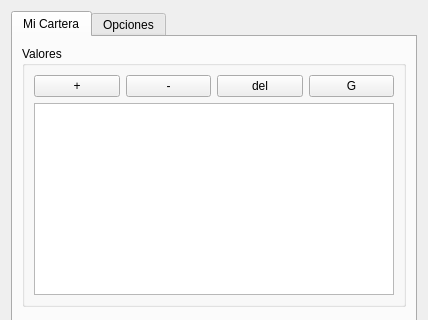
This is forms/masterwallet.ui in Aulla/bolsamania as Qt 5 draws it before an edit; both pictures show x 0 to 428 and y 0 to 320 of the 428 by 553 pixel window. The edited form follows.
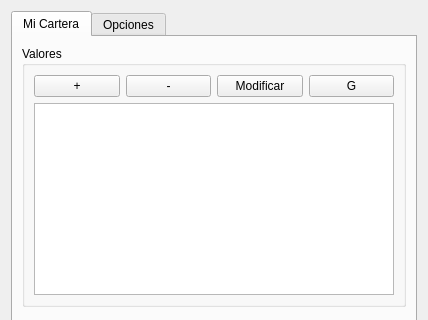
This is the edited form.

What changed in the file:
```diff
--- a/forms/masterwallet.ui
+++ b/forms/masterwallet.ui
@@ -51,7 +51,7 @@
               <item>
                <widget class="QPushButton" name="pbMod">
                 <property name="text">
-                 <string>del</string>
+                 <string>Modificar</string>
                 </property>
                </widget>
               </item>
```
